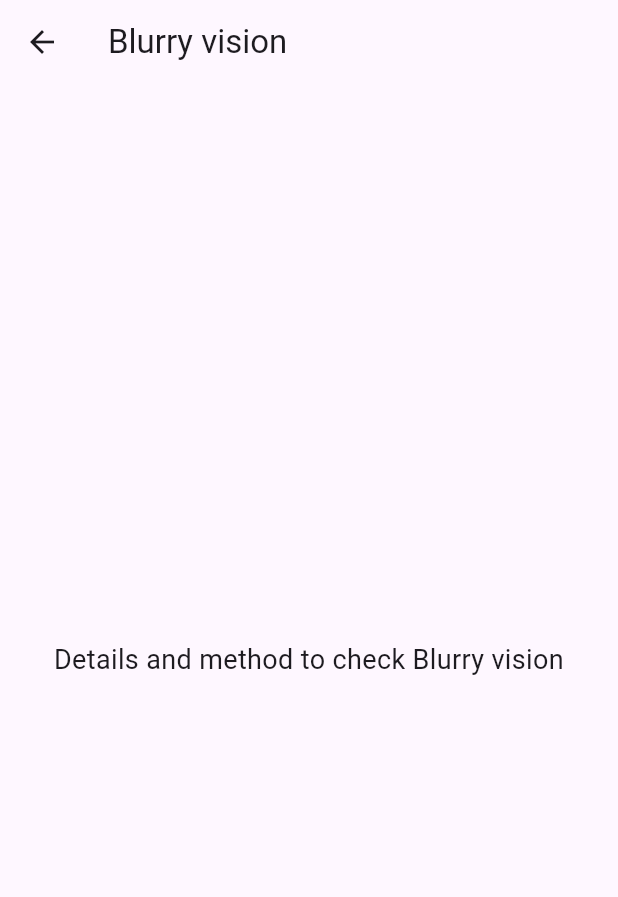
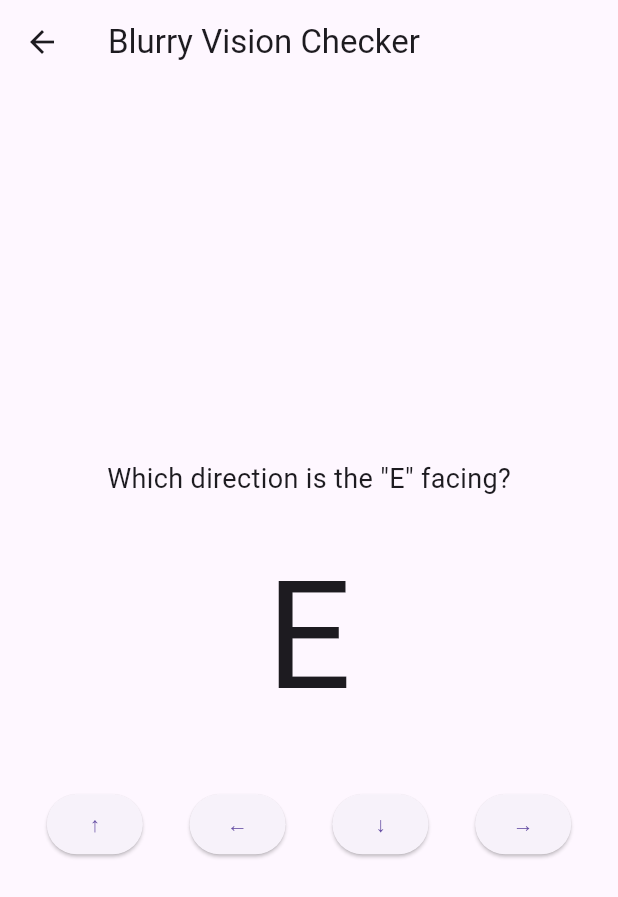
Before and after one commit to ThenujaaSuntharesan/MyBete-App, a Flutter app: the Symptom6Screen screen opened directly, on a phone screen of 412 x 824 dp. Shown: the top 897 px of the screen. Run offline on Flutter 3.47's test engine with Material 3 defaults, Android fonts, the phone set to English and light mode, and no system bars; our stand-ins replace cloud_firestore, file_picker, firebase_auth, firebase_core, firebase_storage, fl_chart and 11 more; accounts and stored records are empty; generated files the repository leaves out were written again.

Commit message:
Add blurry vision checker

```diff
--- a/lib/not_sure/symptom_levels/6_blurry_vision_check/blurry_vision.dart
+++ b/lib/not_sure/symptom_levels/6_blurry_vision_check/blurry_vision.dart
@@ -1,19 +1,148 @@
+import 'dart:math';
 import 'package:flutter/material.dart';
 
-class Symptom6Screen extends StatelessWidget {
+class Symptom6Screen extends StatefulWidget {
+  @override
+  _BlurryVisionTestState createState() => _BlurryVisionTestState();
+}
+
+class _BlurryVisionTestState extends State<Symptom6Screen> {
+  final List<String> directions = ['up', 'down', 'left', 'right'];
+  final List<String> userResponses = [];
+  final List<String> correctAnswers = [];
+  final Random random = Random();
+  String currentDirection = '';
+  int testCount = 0;
+
+  @override
+  void initState() {
+    super.initState();
+    generateNextE();
+  }
+
+  void generateNextE() {
+    if (testCount < 10) {
+      // Randomly pick a direction
+      currentDirection = directions[random.nextInt(directions.length)];
+      // Save correct answer
+      correctAnswers.add(currentDirection);
+      testCount++;
+      setState(() {});
+    } else {
+      // Generate and save report after 10 tests
+      generateReport();
+    }
+  }
+
+  void handleUserInput(String direction) {
+    // Record user input
+    userResponses.add(direction);
+    // Move to next E
+    generateNextE();
+  }
+
+  void generateReport() {
+    DateTime now = DateTime.now();
+    int correctCount = 0;
+
+    for (int i = 0; i < correctAnswers.length; i++) {
+      if (userResponses[i] == correctAnswers[i]) {
+        correctCount++;
+      }
+    }
+
+    String report = '''
+      Vision Test Report
+      Date: ${now.toLocal()}
+      Correct Answers: $correctCount / ${correctAnswers.length}
+      Result: ${correctCount >= 8 ? 'Vision not blurry' : 'Possible blurry vision detected'}
+    ''';
+
+    // Print the report or save it to a file/database
+    print(report);
+
+    // Show report in a dialog
+    showDialog(
+      context: context,
+      builder: (context) {
+        return AlertDialog(
+          title: Text('Test Report'),
+          content: Text(report),
+          actions: [
+            TextButton(
+              onPressed: () {
+                Navigator.of(context).pop();
+                // Reset test
+                resetTest();
+              },
+              child: Text('OK'),
+            ),
+          ],
+        );
+      },
+    );
+  }
+
+  void resetTest() {
+    testCount = 0;
+    userResponses.clear();
+    correctAnswers.clear();
+    generateNextE();
+  }
+
   @override
   Widget build(BuildContext context) {
     return Scaffold(
       appBar: AppBar(
-        title: Text('Blurry vision'),
+        title: Text('Blurry Vision Checker'),
       ),
-      body: Center(
-        child: Text(
-          'Details and method to check Blurry vision',
-          style: TextStyle(fontSize: 18),
-          textAlign: TextAlign.center,
-        ),
-      ),
+      body: testCount <= 10
+          ? Column(
+        mainAxisAlignment: MainAxisAlignment.center,
+        children: [
+          Text(
+            'Which direction is the "E" facing?',
+            style: TextStyle(fontSize: 18),
+          ),
+          SizedBox(height: 20),
+          RotatedBox(
+            quarterTurns: currentDirection == 'up'
+                ? 0
+                : currentDirection == 'right'
+                ? 1
+                : currentDirection == 'down'
+                ? 2
+                : 3,
+            child: Text(
+              'E',
+              style: TextStyle(fontSize: 100),
+            ),
+          ),
+          SizedBox(height: 30),
+          Row(
+            mainAxisAlignment: MainAxisAlignment.spaceEvenly,
+            children: [
+              ElevatedButton(
+                onPressed: () => handleUserInput('up'),
+                child: Text('↑'),
+              ),
+              ElevatedButton(
+                onPressed: () => handleUserInput('left'),
+                child: Text('←'),
+              ),
+              ElevatedButton(
+                onPressed: () => handleUserInput('down'),
+                child: Text('↓'),
+              ),
+              ElevatedButton(
+                onPressed: () => handleUserInput('right'),
+                child: Text('→'),
+              ),
+            ],
+          ),
+        ],
+      )
+          : Center(child: Text('Test Completed')),
     );
   }
 }
```
Also changed, not shown: 4 other files.
